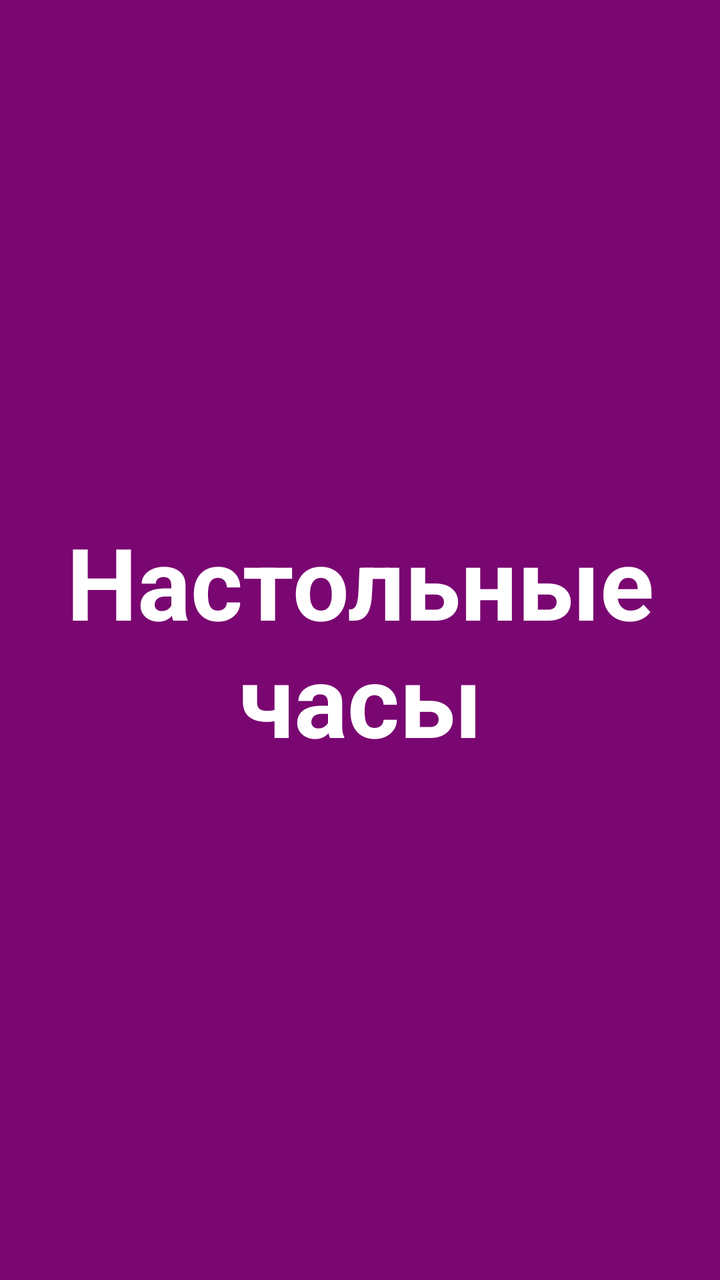
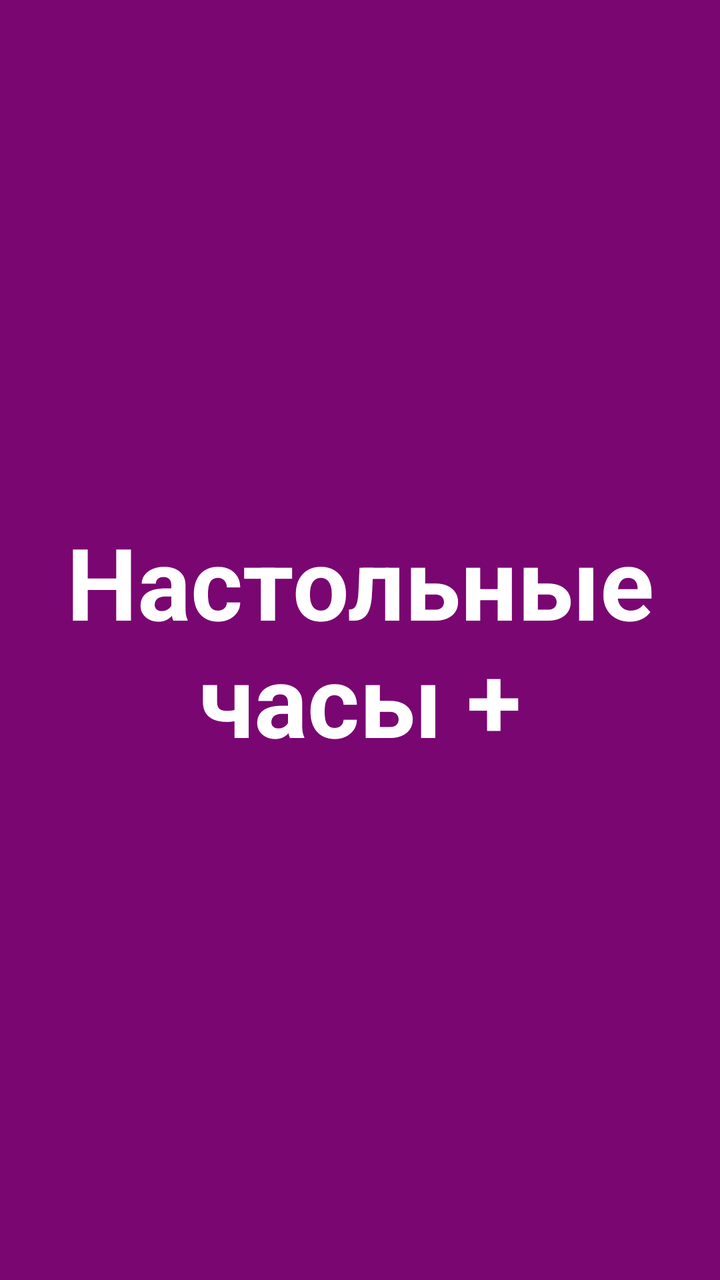

Two renders of the same Android screen: before a commit and after it. Below are the layout's source before the change and the commit's diff.
<!-- AndroidManifest.xml: application theme Theme.ScreenClock -->
<!-- res/layout/splash_screen.xml -->
<?xml version="1.0" encoding="utf-8"?>
<RelativeLayout xmlns:android="http://schemas.android.com/apk/res/android"
    xmlns:tools="http://schemas.android.com/tools"
    android:id="@+id/activity_main"
    android:layout_width="match_parent"
    android:layout_height="match_parent"
    android:layout_gravity="center"
    android:background="@color/Purple2"
    android:paddingLeft="16dp"
    android:paddingTop="16dp"
    android:paddingRight="16dp"
    android:paddingBottom="16dp"
    tools:context="com.splashscreen.MainActivity">

    <TextView
        android:id="@+id/hello_id"
        android:layout_width="362dp"
        android:layout_height="386dp"
        android:layout_centerInParent="true"
        android:gravity="center"
        android:lines="4"
        android:text="@string/clock"
        android:textColor="@color/white"
        android:textSize="50sp"
        android:textStyle="bold" />
</RelativeLayout>
<!-- resources referenced by this layout -->
<resources>
  <color name="Purple2">#7A0671</color>
  <color name="white">#FFFFFFFF</color>
  <string name="clock">Настольные часы</string>
  <style name="Theme.ScreenClock" parent="Theme.MaterialComponents.DayNight.DarkActionBar">
          
          <item name="colorPrimary">@color/Purple2</item>
          <item name="colorPrimaryVariant">@color/Purple2</item>
          <item name="colorOnPrimary">@color/white</item>
          
          <item name="colorSecondary">@color/teal_200</item>
          <item name="colorSecondaryVariant">@color/teal_700</item>
          <item name="colorOnSecondary">@color/black</item>
          
          <item name="android:statusBarColor">?attr/colorPrimaryVariant</item>
          
      </style>
  <color name="teal_200">#FF03DAC5</color>
  <color name="teal_700">#FF018786</color>
  <color name="black">#FF000000</color>
</resources>

<!-- the commit's change to res/layout/splash_screen.xml (unified diff, before → after) -->
@@ -14,13 +14,13 @@
 
     <TextView
         android:id="@+id/hello_id"
-        android:layout_width="362dp"
-        android:layout_height="386dp"
-        android:layout_centerInParent="true"
+        android:layout_width="match_parent"
+        android:layout_height="match_parent"
         android:gravity="center"
         android:lines="4"
         android:text="@string/clock"
         android:textColor="@color/white"
         android:textSize="50sp"
         android:textStyle="bold" />
+
 </RelativeLayout>
<!-- resource entries referenced after the edit -->
@@ -2,7 +2,7 @@
 <resources>
   <color name="Purple2">#7A0671</color>
   <color name="white">#FFFFFFFF</color>
-  <string name="clock">Настольные часы</string>
+  <string name="clock">Настольные часы + </string>
   <style name="Theme.ScreenClock" parent="Theme.MaterialComponents.DayNight.DarkActionBar">
           
           <item name="colorPrimary">@color/Purple2</item>
